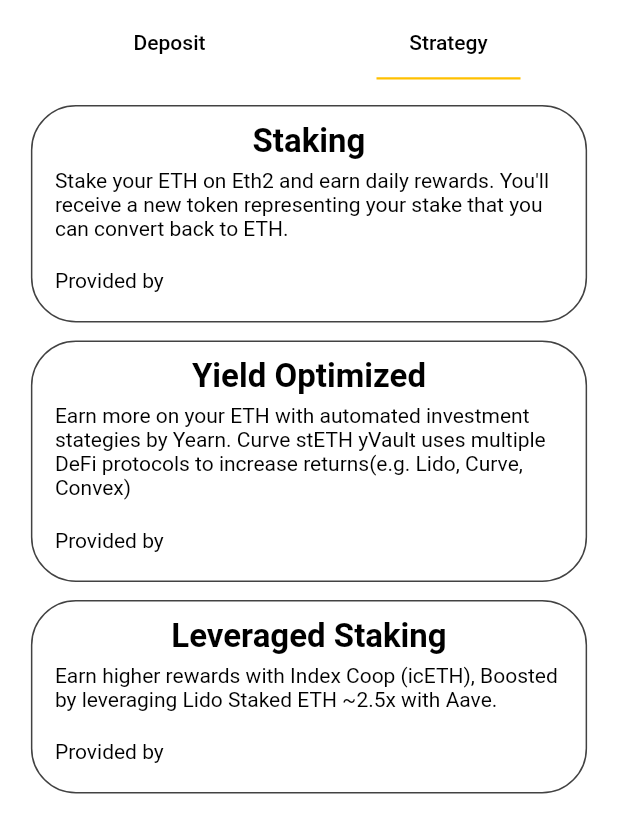
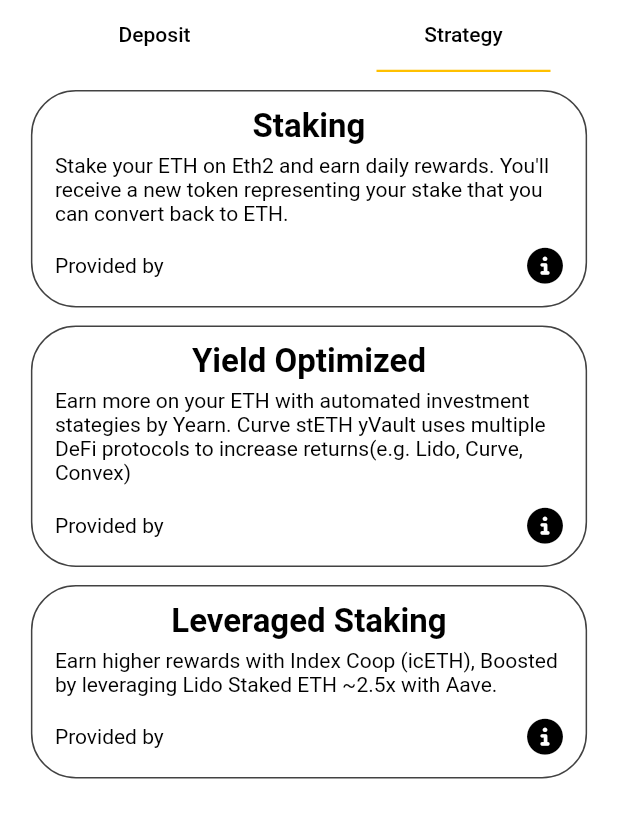
Before and after one commit to Base-Technology/Base-mobile, a Flutter app: the EarnTabView screen opened directly, tab 2 chosen, on a phone screen of 412 x 824 dp. Shown: the top 833 px of the screen. Run offline on Flutter 3.47's test engine with Material 2 defaults, Android fonts, the phone set to English and light mode, and no system bars; our stand-ins replace flutter_svg, font_awesome_flutter, persistent_bottom_nav_bar_v2, qr_flutter; missing offline and left inert: clipboard, flutter_barcode_scanner; network calls fail; Roboto replaces fonts that are missing (Karla).

Commit message:
feat: fix earn page issue, notification page tbd

```diff
--- a/lib/Chat/chat_detail.dart
+++ b/lib/Chat/chat_detail.dart
@@ -25,14 +25,14 @@
         backgroundColor: Colors.grey[300],
         flexibleSpace: SafeArea(
             child: Container(
-          padding: EdgeInsets.only(right: 16),
+          padding: const EdgeInsets.only(right: 16),
           child: Row(
             children: <Widget>[
               IconButton(
                 onPressed: () {
                   Navigator.pop(context);
                 },
-                icon: Icon(
+                icon: const Icon(
                   Icons.arrow_back,
                   color: Colors.black,
                 ),
--- a/lib/Chat/models/chat_user_model.dart
+++ b/lib/Chat/models/chat_user_model.dart
@@ -1,5 +1,3 @@
-import 'package:flutter/cupertino.dart';
-
 class ChatUser {
   String name;
   String message;
--- a/lib/Homepage/tokens_data.dart
+++ b/lib/Homepage/tokens_data.dart
@@ -125,7 +125,7 @@
                     decoration: BoxDecoration(
                       shape: BoxShape.rectangle,
                       borderRadius: BorderRadius.circular(10),
-                      color: themeProvider.isDarkMode ? Color(0xE6292D2C) : Colors.white,
+                      border: themeProvider.isDarkMode ? Border.all(color: Colors.white) : Border.all(color:Color(0xE6292D2C)),
                     ),
                     child: Row(
                       mainAxisSize: MainAxisSize.max,
--- a/lib/Homepage/widget/SeeMoreIconButton.dart
+++ b/lib/Homepage/widget/SeeMoreIconButton.dart
@@ -19,12 +19,16 @@
     return IconButton(
         onPressed: () async {
           showModalBottomSheet(
+              elevation: 0,
+              barrierColor: Colors.white.withOpacity(0),
+              backgroundColor:themeProvider.isDarkMode ? Colors.black : Colors.white,
               context: context,
               builder: (BuildContext context) {
                 return ClipRRect(
                   borderRadius: const BorderRadius.only(
                       topLeft: Radius.circular(20.0),
-                      topRight: Radius.circular(20.0)),
+                      topRight: Radius.circular(20.0)
+                  ),
                   child: Container(
                     color: themeProvider.isDarkMode ? const Color(0xE6292D2C) : Colors.white,
                     child: Wrap(
--- a/lib/Invest/earn_tab_view.dart
+++ b/lib/Invest/earn_tab_view.dart
@@ -1,7 +1,11 @@
+import 'package:acy_ipay/Homepage/show_assets.dart';
+import 'package:acy_ipay/Homepage/show_nft.dart';
 import 'package:acy_ipay/Invest/show_deposit.dart';
 import 'package:flutter/material.dart';
+import 'package:provider/provider.dart';
 
-import 'earn_strategy_box.dart';
+import '../theme_provider.dart';
+import 'show_strategy.dart';
 
 class EarnTabView extends StatefulWidget {
   const EarnTabView({Key? key}) : super(key: key);
@@ -28,46 +32,41 @@
 
   @override
   Widget build(BuildContext context) {
-    return Expanded(
-      child: Container(
-        color: Colors.white,
-        child: DefaultTabController(
+    final themeProvider = Provider.of<ThemeProvider>(context);
+    return Scaffold(
+      backgroundColor: themeProvider.isDarkMode ? Colors.black : Colors.white,
+      body: DefaultTabController(
         length: 2,
-          child: Padding(
-            padding: EdgeInsets.symmetric(horizontal: 15),
         child: Column(
           children: [
-                Padding(
-                  padding: const EdgeInsets.all(5.0),
-                  child: TabBar(
-                      unselectedLabelColor: Colors.black,
-                      labelColor: Colors.black,
+            TabBar(
+                unselectedLabelColor:
+                    themeProvider.isDarkMode ? Colors.white : Colors.black,
+                labelColor:
+                    themeProvider.isDarkMode ? Colors.white : Colors.black,
                 controller: _tabController,
                 indicator: UnderlineTabIndicator(
                     borderSide:
                         BorderSide(width: 1.5, color: Color(0xFFFFC000)),
                     insets: EdgeInsets.symmetric(horizontal: 45)),
                 tabs: [
-                        Tab(
-                          text: "Deposit",
-                        ),
+                  Tab(text: "Deposit",),
                   Tab(
                     text: "Strategy",
                   )
-                      ]),
+                ]
             ),
-                Expanded(
+            Flexible(
               child: TabBarView(
-                  physics: NeverScrollableScrollPhysics(),
+                physics: const NeverScrollableScrollPhysics(),
                 controller: _tabController,
                 children: [
-                    ShowDeposit(),
-                    EarnStrategyBox(),
-                  ],
-                ))
+                  SingleChildScrollView(child: ShowDeposit()),
+                  ShowStrategy(),
                 ],
               ),
-          ),
+            )
+          ],
         ),
       ),
     );
--- a/lib/Invest/show_deposit.dart
+++ b/lib/Invest/show_deposit.dart
@@ -1,5 +1,7 @@
 import 'package:flutter/material.dart';
 import 'package:flutter_svg/svg.dart';
+
+import '../widget/CustomText.dart';
 
 class ShowDeposit extends StatelessWidget {
   const ShowDeposit({Key? key}) : super(key: key);
@@ -23,39 +25,29 @@
     };
 
     return Column(
-      mainAxisAlignment: MainAxisAlignment.start,
       crossAxisAlignment: CrossAxisAlignment.start,
       children: [
         Container(
-          margin: EdgeInsets.symmetric(vertical: 8),
+          margin: const EdgeInsets.symmetric(vertical: 8,horizontal: 15),
           child: Row(
               mainAxisSize: MainAxisSize.max,
               mainAxisAlignment: MainAxisAlignment.spaceBetween,
               children: [
-                Text(
+                CustomText(
                   'Top Returns',
-                  style: TextStyle(
-                      fontFamily: 'Karla',
                   fontWeight: FontWeight.w500,
                   fontSize: 16,
-                      color: Colors.black,
-                      decoration: TextDecoration.none),
                 ),
-                Text(
+                CustomText(
                   'APY',
-                  style: TextStyle(
-                      fontFamily: 'Karla',
                   fontWeight: FontWeight.w500,
                   fontSize: 16,
-                      color: Colors.black,
-                      decoration: TextDecoration.none),
                 ),
               ]),
         ),
-        Expanded(
-          child: ListView.separated(
+        ListView.separated(
             primary: false,
-              padding: EdgeInsets.only(bottom: 1),
+            padding: const EdgeInsets.only(bottom: 1),
             scrollDirection: Axis.vertical,
             shrinkWrap: true,
             itemCount: supportedToken.length,
@@ -67,7 +59,7 @@
                 color: Color(0x1ABDBDBD)),
             itemBuilder: (BuildContext context, int index) {
               return ListTile(
-                  contentPadding: EdgeInsets.all(0),
+                contentPadding: const EdgeInsets.symmetric(horizontal: 15),
                 minLeadingWidth: 10,
                 leading: Padding(
                   padding: const EdgeInsets.symmetric(vertical: 1),
@@ -86,28 +78,20 @@
                         ]),
                   ),
                 ),
-                  title: Text(
+                title: CustomText(
                   supportedToken.keys.elementAt(index),
-                    style: TextStyle(
-                        fontFamily: 'Karla',
                   fontWeight: FontWeight.w500,
                   fontSize: 16,
-                        color: Colors.black),
                 ),
                 trailing: SizedBox(
                   height: 40,
-                    child: Text(
+                  child: CustomText(
                     "100%",
-                      style: TextStyle(
-                          fontFamily: 'Karla',
                     fontSize: 20,
-                          fontWeight: FontWeight.w400,
-                          color: Colors.black),
                   ),
                 ),
               );
             }),
-        ),
       ],
     );
   }
--- a/lib/Invest/earn_strategy_box.dart
+++ b/lib/Invest/show_strategy.dart
@@ -1,11 +1,15 @@
 import 'package:flutter/material.dart';
 import 'package:font_awesome_flutter/font_awesome_flutter.dart';
+import 'package:provider/provider.dart';
 
-class EarnStrategyBox extends StatelessWidget {
-  const EarnStrategyBox({Key? key}) : super(key: key);
+import '../theme_provider.dart';
+import '../widget/CustomText.dart';
+class ShowStrategy extends StatelessWidget {
+  const ShowStrategy({Key? key}) : super(key: key);
 
   @override
   Widget build(BuildContext context) {
+    final themeProvider = Provider.of<ThemeProvider>(context);
     Map strategies = {
       "Staking":
           "Stake your ETH on Eth2 and earn daily rewards. You'll receive a new token representing your stake that you can convert back to ETH.",
@@ -16,59 +20,41 @@
     };
     List strategiesKey = strategies.keys.toList();
 
-    Widget strategyBox(
-        String assetPath, String strategyType, String strategyInfo) {
+    Widget strategyBox(String assetPath, String strategyType, String strategyInfo) {
       return Container(
-        padding: EdgeInsets.all(10),
-        margin: EdgeInsets.only(top: 12),
+        padding: const EdgeInsets.all(10),
+        margin: const EdgeInsets.only(top: 12),
         width: MediaQuery.of(context).size.width * 0.9,
         decoration: BoxDecoration(
             border: Border.all(color: Colors.grey.shade800),
             borderRadius: BorderRadius.circular(30)),
         child: Column(
-          mainAxisAlignment: MainAxisAlignment.start,
           children: [
-            Text(
+            CustomText(
               strategyType, //"Staking",
-              style: TextStyle(
-                  fontFamily: 'Karla',
-                  fontWeight: FontWeight.bold,
-                  fontSize: 22,
-                  decoration: TextDecoration.none,
-                  color: Colors.black),
+              fontWeight: FontWeight.bold,
+              fontSize: 22,
             ),
             Padding(
               padding: const EdgeInsets.all(5.0),
-              child: Text(
+              child: CustomText(
                 strategyInfo,
-                style: TextStyle(
-                    fontFamily: 'Karla',
-                    fontWeight: FontWeight.w400,
-                    decoration: TextDecoration.none,
-                    fontSize: 14,
-                    color: Colors.black),
+                fontSize: 14,
               ),
             ),
-            SizedBox(
-              height: 5,
-            ),
+            SizedBox(height: 5),
             Padding(
               padding: const EdgeInsets.all(5.0),
               child: Row(
                 mainAxisAlignment: MainAxisAlignment.spaceBetween,
                 children: [
-                  Text(
+                  CustomText(
                     "Provided by",
-                    style: TextStyle(
-                        fontFamily: 'Karla',
-                        fontWeight: FontWeight.w400,
-                        decoration: TextDecoration.none,
-                        fontSize: 14,
-                        color: Colors.black),
+                    fontSize: 14,
                   ),
                   FaIcon(
                     FontAwesomeIcons.circleInfo,
-                    color: Colors.white,
+                    color: themeProvider.isDarkMode ? Colors.white : Colors.black,
                   ),
                 ],
               ),
@@ -78,7 +64,7 @@
       );
     }
 
-    return Column(
+  return Column(
       children: [
         strategyBox("assets/icon/icon_stake.svg", strategiesKey[0],
             strategies[strategiesKey[0]]),
--- a/lib/Swap/ExchangeBox.dart
+++ b/lib/Swap/ExchangeBox.dart
@@ -88,7 +88,7 @@
                 //WhitelistingTextInputFormatter(new RegExp('^\d+[\.\,]\d+\$')),
               ],
               decoration: InputDecoration(
-                  contentPadding: EdgeInsets.fromLTRB(12, 0, 0, 6),
+                  contentPadding: const EdgeInsets.fromLTRB(12, 0, 0, 6),
                   hintText: widget.isSend ? "Recipient Address/ENS" : "0",
                   hintStyle: TextStyle(fontWeight: FontWeight.w400, fontSize: 16, color: themeProvider.isDarkMode ? Colors.white : Colors.black),
                   border: InputBorder.none
--- a/lib/widget/button_history.dart
+++ b/lib/widget/button_history.dart
@@ -1,3 +1,4 @@
+import 'package:acy_ipay/Notification/notification_main.dart';
 import 'package:flutter/material.dart';
 import 'package:flutter_svg/svg.dart';
 import 'package:provider/provider.dart';
@@ -11,7 +12,10 @@
   Widget build(BuildContext context) {
     final themeProvider = Provider.of<ThemeProvider>(context);
     return IconButton(
-      onPressed: () {},
+      onPressed: () {
+        Navigator.of(context).push(
+            MaterialPageRoute(builder: (context) => const NotificationMain()));
+      },
       icon: SvgPicture.asset(
         'assets/icon/icon_history.svg',
         width: 30,
--- a/lib/widget/button_switch_chain.dart
+++ b/lib/widget/button_switch_chain.dart
@@ -13,7 +13,7 @@
     return Container(
         margin: const EdgeInsets.only(left: 10, top: 10),
         height: 30,
-        width: MediaQuery.of(context).size.width * 0.135,
+        width: 60,
         decoration: BoxDecoration(
           shape: BoxShape.rectangle,
           border: themeProvider.isDarkMode ? null : Border.all(color: Colors.black, width: 1),
--- a/lib/widget/search_box.dart
+++ b/lib/widget/search_box.dart
@@ -34,13 +34,13 @@
       margin: const EdgeInsets.fromLTRB(16, 16, 16, 16),
       decoration: BoxDecoration(
         borderRadius: BorderRadius.circular(12),
-        color: themeProvider.isDarkMode ? Colors.white : Colors.black,
-        border: Border.all(color: Colors.black26),
+        border: themeProvider.isDarkMode ? Border.all(color: Colors.white) : Border.all(color: Colors.black26),
       ),
       padding: const EdgeInsets.symmetric(horizontal: 8),
       child: TextField(
         controller: controller,
         decoration: InputDecoration(
+          contentPadding: const EdgeInsets.only(bottom: 10),
           icon: Icon(Icons.search, color: style.color),
           suffixIcon: widget.text.isNotEmpty
               ? GestureDetector(
--- a/lib/widget/topbar.dart
+++ b/lib/widget/topbar.dart
@@ -34,7 +34,7 @@
                       color: themeProvider.isDarkMode ? Colors.white : Colors.black,
                     )),
                 Container(
-                  margin: EdgeInsets.only(left: 10),
+                  margin: const EdgeInsets.only(left: 10),
                   child: CustomText(
                     title,
                     fontWeight: FontWeight.w800,
@@ -47,7 +47,9 @@
               mainAxisAlignment: MainAxisAlignment.spaceEvenly,
               children: [
                 Container(
-                    margin: EdgeInsets.only(bottom: 8), child: SwitchChain()),
+                  margin: EdgeInsets.only(bottom: 8),
+                  child: SwitchChain()
+                ),
                 SizedBox(
                   width: 10,
                 ),
```
Also changed, not shown: lib/Invest/invest_main.dart (+2 -7 lines), lib/Notification/notification_main.dart (added, +10 -0 lines), lib/Swap/button_token_select.dart (+13 -7 lines). Lines whose indentation alone changed are shown as unchanged.
